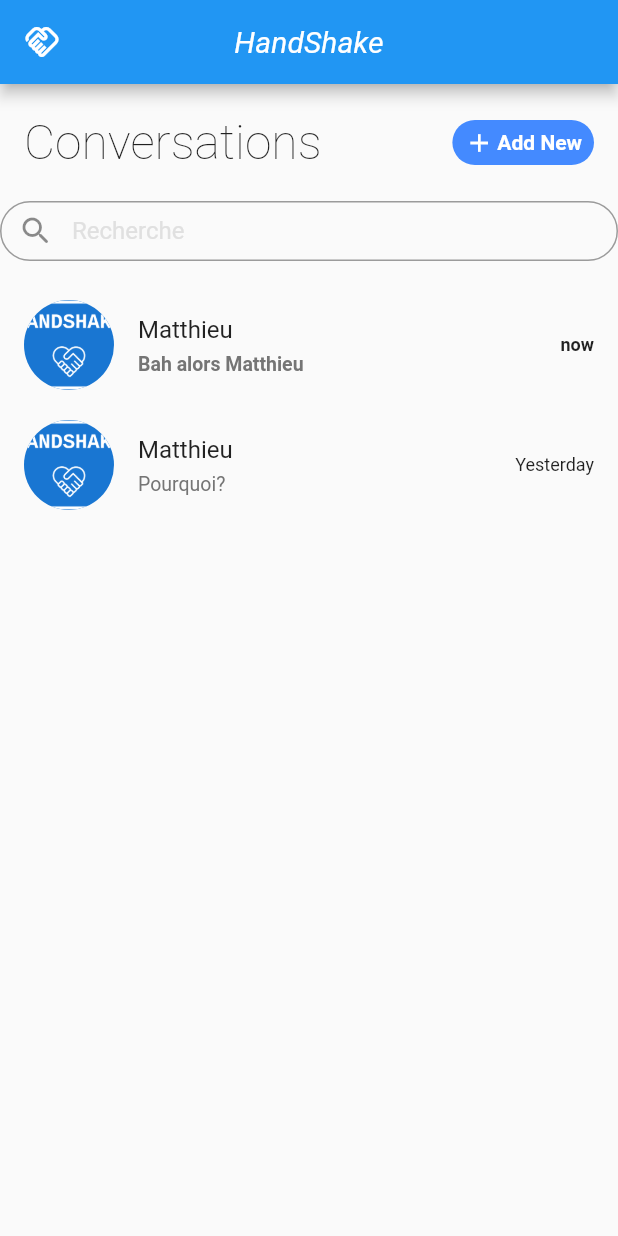
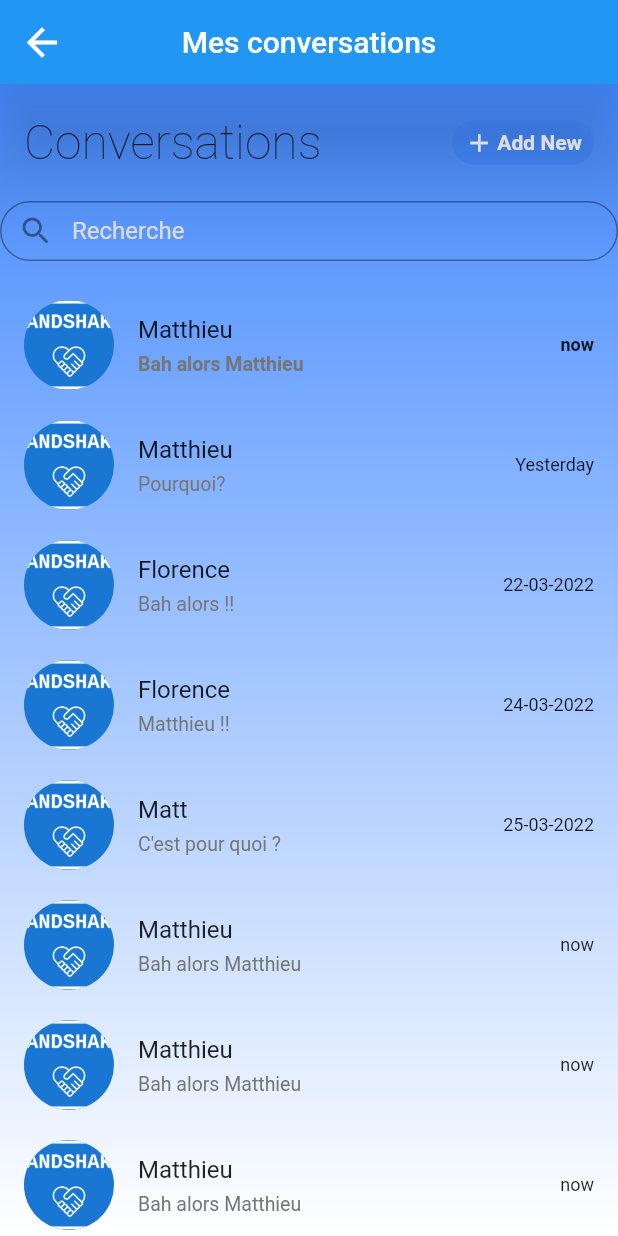
Before and after one commit to Flora-J/HandShake., a Flutter app: the Chat screen opened directly, on a phone screen of 412 x 824 dp. Run offline on Flutter 3.47's test engine with Material 2 defaults, Android fonts, the phone set to English and light mode, and no system bars; our stand-ins replace carousel_slider, firebase_auth, firebase_core, firebase_database; missing offline and left inert: firebase_analytics_web, firebase_auth_web, firebase_core_web, firebase_database_web, firebase_messaging_web, google_sign_in_web; accounts and stored records are empty.

Commit message:
commit chat

```diff
--- a/handshake/lib/main.dart
+++ b/handshake/lib/main.dart
@@ -3,6 +3,7 @@ import 'package:flutter/material.dart';
 import 'package:flutter/services.dart';
 import 'package:handshake/views/connections.dart';
 import 'package:handshake/views/home_page.dart';
+import 'package:handshake/views/page_chat.dart';
 import 'package:handshake/views/presentation.dart';
 
 Future<void> main() async {
@@ -35,7 +36,7 @@ class MyApp extends StatelessWidget {
       theme: ThemeData(
           primarySwatch: Colors.blue,
           visualDensity: VisualDensity.adaptivePlatformDensity),
-      home: PresentationPage(),
+      home: Chat(),
     );
   }
 }
--- a/handshake/lib/tchat.dart
+++ /dev/null
@@ -1,125 +0,0 @@
-import 'package:flutter/material.dart';
-import 'package:handshake/models/chatusersModel.dart';
-import 'package:handshake/widget/conversationList.dart';
-
-class Chat extends StatefulWidget {
-  @override
-  ChatState createState() => ChatState();
-}
-
-class ChatState extends State<Chat> {
-  List<ChatUsers> chatUsers = [
-    ChatUsers(name: "Matthieu", messagetext: "Bah alors Matthieu", imageUrl: "images/logo-handshake.png" , time: "now"),
-    ChatUsers(name: "Matthieu", messagetext: "Pourquoi?", imageUrl: "images/logo-handshake.png", time: "Yesterday")
-  ];
-
-
-  @override
-  Widget build(BuildContext context) {
-    return Scaffold(
-      appBar: AppBar(
-        leading: const Icon(Icons.handshake_outlined),
-        centerTitle: true,
-        title: const Text(
-          "HandShake",
-          style: TextStyle(
-              fontStyle: FontStyle.italic, fontWeight: FontWeight.w400),
-        ),
-        backgroundColor: Colors.blue,
-      ),
-      body: SingleChildScrollView(
-        physics: const BouncingScrollPhysics(),
-        child: Column(
-          crossAxisAlignment: CrossAxisAlignment.start,
-          children: <Widget>[
-            SafeArea(
-              child: Padding(
-                padding: const EdgeInsets.only(left: 16, right: 16, top: 20),
-                child: Row(
-                  mainAxisAlignment: MainAxisAlignment.spaceBetween,
-                  children: <Widget>[
-                    const Text(
-                      "Conversations",
-                      style:
-                      TextStyle(fontSize: 32, fontWeight: FontWeight.w100),
-                    ),
-                    Container(
-                      padding: const EdgeInsets.only(
-                          left: 8, right: 8, top: 2, bottom: 2),
-                      height: 30,
-                      decoration: BoxDecoration(
-                        borderRadius: BorderRadius.circular(30),
-                        color: Colors.blueAccent,
-                      ),
-                      child: Row(
-                        children: const <Widget>[
-                          Icon(
-                            Icons.add,
-                            color: Colors.white,
-                            size: 20,
-                          ),
-                          SizedBox(
-                            width: 2,
-                          ),
-                          Text(
-                            "Add New",
-                            style: TextStyle(
-                                color: Colors.white,
-                                fontSize: 14,
-                                fontWeight: FontWeight.bold),
-                          ),
-                        ],
-                      ),
-                    ),
-
-                  ],
-                ),
-
-              ),
-            ),
-          Container(
-            height: 40,
-            width: MediaQuery.of(context).size.width,
-            margin: const EdgeInsets.only(top: 20),
-            child:TextField(
-
-              textAlignVertical: TextAlignVertical.center,
-              autocorrect: true,
-              decoration: InputDecoration(
-                prefixIcon: const Icon(Icons.search_rounded
-                ),
-              contentPadding: const EdgeInsets.fromLTRB(10, 0, 0, 0),
-              border: OutlineInputBorder(
-              borderRadius: BorderRadius.circular(20)
-          ),
-              hintText: "Recherche",
-
-              hintStyle: TextStyle(
-
-              color: Colors.grey.shade300
-              ),
-
-
-
-    ),
-    onTap: (){
-
-    },
-          ),
-          ),
-            ListView.builder(itemCount: chatUsers.length,
-            shrinkWrap: true,
-              padding: const EdgeInsets.only(top: 16),
-              physics: const NeverScrollableScrollPhysics(),
-              itemBuilder: (context, index){
-              return ConversationList(name: chatUsers[index].name, messageText: chatUsers[index].messagetext, imageUrl: chatUsers[index].imageUrl, time: chatUsers[index].time, isMessageRead: (index==0 || index==3)?true:false);
-              },
-
-            )
-
-          ],
-        ),
-      ),
-    );
-  }
-}
--- a/handshake/lib/views/page_chat.dart
+++ b/handshake/lib/views/page_chat.dart
@@ -0,0 +1,173 @@
+import 'package:flutter/material.dart';
+import 'package:handshake/models/chatusersModel.dart';
+import 'package:handshake/widgets/background_decoration.dart';
+import 'package:handshake/widgets/conversationList.dart';
+
+class Chat extends StatefulWidget {
+  @override
+  ChatState createState() => ChatState();
+}
+
+class ChatState extends State<Chat> {
+  List<ChatUsers> chatUsers = [
+    ChatUsers(
+        name: "Matthieu",
+        messagetext: "Bah alors Matthieu",
+        imageUrl: "images/logo-handshake.png",
+        time: "now"),
+    ChatUsers(
+        name: "Matthieu",
+        messagetext: "Pourquoi?",
+        imageUrl: "images/logo-handshake.png",
+        time: "Yesterday"),
+    ChatUsers(
+        name: "Florence",
+        messagetext: "Bah alors !!",
+        imageUrl: "images/logo-handshake.png",
+        time: "22-03-2022"),
+    ChatUsers(
+        name: "Florence",
+        messagetext: "Matthieu !!",
+        imageUrl: "images/logo-handshake.png",
+        time: "24-03-2022"),
+    ChatUsers(
+        name: "Matt",
+        messagetext: "C'est pour quoi ?",
+        imageUrl: "images/logo-handshake.png",
+        time: "25-03-2022"),
+    ChatUsers(
+        name: "Matthieu",
+        messagetext: "Bah alors Matthieu",
+        imageUrl: "images/logo-handshake.png",
+        time: "now"),
+    ChatUsers(
+        name: "Matthieu",
+        messagetext: "Bah alors Matthieu",
+        imageUrl: "images/logo-handshake.png",
+        time: "now"),
+    ChatUsers(
+        name: "Matthieu",
+        messagetext: "Bah alors Matthieu",
+        imageUrl: "images/logo-handshake.png",
+        time: "now"),
+    ChatUsers(
+        name: "Matthieu",
+        messagetext: "Bah alors Matthieu",
+        imageUrl: "images/logo-handshake.png",
+        time: "now"),
+    ChatUsers(
+        name: "Matthieu",
+        messagetext: "Bah alors Matthieu",
+        imageUrl: "images/logo-handshake.png",
+        time: "now"),
+  ];
+
+  @override
+  Widget build(BuildContext context) {
+    return Scaffold(
+      appBar: AppBar(
+        elevation: 30,
+        title: const Text(
+          "Mes conversations",
+        ),
+        centerTitle: true,
+        leading: IconButton(
+          icon: Icon(
+            Icons.arrow_back,
+            color: Colors.white,
+            size: 30,
+          ),
+          onPressed: () {
+            Navigator.pop(context);
+          },
+        ),
+      ),
+      body: Container(
+        decoration: fondDecoration(),
+        child: SingleChildScrollView(
+          physics: const BouncingScrollPhysics(),
+          child: Column(
+            crossAxisAlignment: CrossAxisAlignment.start,
+            children: <Widget>[
+              SafeArea(
+                child: Padding(
+                  padding: const EdgeInsets.only(left: 16, right: 16, top: 20),
+                  child: Row(
+                    mainAxisAlignment: MainAxisAlignment.spaceBetween,
+                    children: <Widget>[
+                      const Text(
+                        "Conversations",
+                        style: TextStyle(
+                            fontSize: 32, fontWeight: FontWeight.w100),
+                      ),
+                      Container(
+                        padding: const EdgeInsets.only(
+                            left: 8, right: 8, top: 2, bottom: 2),
+                        height: 30,
+                        decoration: BoxDecoration(
+                          borderRadius: BorderRadius.circular(30),
+                          color: Colors.blueAccent,
+                        ),
+                        child: Row(
+                          children: const <Widget>[
+                            Icon(
+                              Icons.add,
+                              color: Colors.white,
+                              size: 20,
+                            ),
+                            SizedBox(
+                              width: 2,
+                            ),
+                            Text(
+                              "Add New",
+                              style: TextStyle(
+                                  color: Colors.white,
+                                  fontSize: 14,
+                                  fontWeight: FontWeight.bold),
+                            ),
+                          ],
+                        ),
+                      ),
+                    ],
+                  ),
+                ),
+              ),
+              Container(
+                height: 40,
+                width: MediaQuery.of(context).size.width,
+                margin: const EdgeInsets.only(top: 20),
+                child: TextField(
+                  textAlignVertical: TextAlignVertical.center,
+                  autocorrect: true,
+                  decoration: InputDecoration(
+                    prefixIcon: const Icon(Icons.search_rounded),
+                    contentPadding: const EdgeInsets.fromLTRB(10, 0, 0, 0),
+                    border: OutlineInputBorder(
+                        borderRadius: BorderRadius.circular(20)),
+                    hintText: "Recherche",
+                    hintStyle: TextStyle(color: Colors.grey.shade300),
+                  ),
+                  onTap: () {},
+                ),
+              ),
+              ListView.builder(
+                itemCount: chatUsers.length,
+                shrinkWrap: true,
+                padding: const EdgeInsets.only(top: 16, bottom: 350),
+                physics: const NeverScrollableScrollPhysics(),
+                itemBuilder: (context, index) {
+                  return ConversationList(
+                      name: chatUsers[index].name,
+                      messageText: chatUsers[index].messagetext,
+                      imageUrl: chatUsers[index].imageUrl,
+                      time: chatUsers[index].time,
+                      isMessageRead: (index == 0 || index == 10) ? true : false);
+                },
+              )
+            ],
+          ),
+        ),
+      ),
+    );
+  }
+}
--- a/handshake/lib/views/page_profile_accompanied.dart
+++ b/handshake/lib/views/page_profile_accompanied.dart
@@ -1,6 +1,7 @@
 import 'package:flutter/material.dart';
 import 'package:handshake/views/announcement_form.dart';
 import 'package:handshake/views/home_page.dart';
+import 'package:handshake/views/page_chat.dart';
 import 'package:handshake/widgets/button.dart';
 
 import '../widgets/background_decoration.dart';
@@ -93,7 +94,7 @@ class ProfileAccompanied extends StatelessWidget {
                 ),
                 Container(
                     width: 180,
-                    child: elevatedButton2(context, "Chat",  ()=>HomePage()),
+                    child: elevatedButton2(context, "Chat",  ()=>Chat()),
                     ),
                 SizedBox(
                   height: 12,
```
Also changed, not shown: handshake/lib/widget/DbTest.dart (deleted, +0 -94 lines), handshake/lib/widgets/conversationList.dart (renamed from handshake/lib/widget/conversationList.dart), 7 other files.
